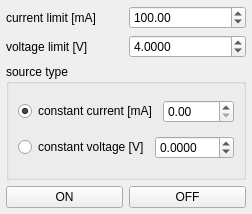
First picture: the form in instruments/keithley_2600_LED_driver.ui, repository dean-nanomol/nanomol, before the edit.
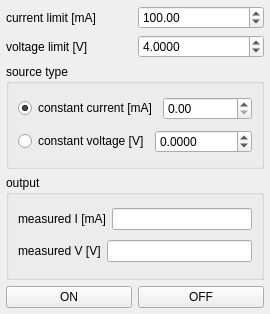
Second picture: the form after the edit.

Commit message: update Keithley LED driver

```diff
--- a/instruments/keithley_2600_LED_driver.ui
+++ b/instruments/keithley_2600_LED_driver.ui
@@ -6,8 +6,8 @@
    <rect>
     <x>0</x>
     <y>0</y>
-    <width>239</width>
-    <height>214</height>
+    <width>270</width>
+    <height>314</height>
    </rect>
   </property>
   <property name="windowTitle">
@@ -131,6 +131,51 @@
      </layout>
     </widget>
    </item>
+   <item>
+    <widget class="QGroupBox" name="groupBox_2">
+     <property name="title">
+      <string>output</string>
+     </property>
+     <layout class="QVBoxLayout" name="verticalLayout_3">
+      <item>
+       <layout class="QHBoxLayout" name="horizontalLayout_6">
+        <item>
+         <widget class="QLabel" name="label_3">
+          <property name="text">
+           <string>measured I [mA]</string>
+          </property>
+         </widget>
+        </item>
+        <item>
+         <widget class="QLineEdit" name="output_I_lineEdit">
+          <property name="maxLength">
+           <number>20</number>
+          </property>
+         </widget>
+        </item>
+       </layout>
+      </item>
+      <item>
+       <layout class="QHBoxLayout" name="horizontalLayout_7">
+        <item>
+         <widget class="QLabel" name="label_4">
+          <property name="text">
+           <string>measured V [V]</string>
+          </property>
+         </widget>
+        </item>
+        <item>
+         <widget class="QLineEdit" name="output_V_lineEdit">
+          <property name="maxLength">
+           <number>20</number>
+          </property>
+         </widget>
+        </item>
+       </layout>
+      </item>
+     </layout>
+    </widget>
+   </item>
    <item>
     <layout class="QHBoxLayout" name="horizontalLayout_3">
      <item>
@@ -138,6 +183,9 @@
        <property name="text">
         <string>ON</string>
        </property>
+       <property name="checkable">
+        <bool>true</bool>
+       </property>
       </widget>
      </item>
      <item>
```
The commit also changes 1 other file.
